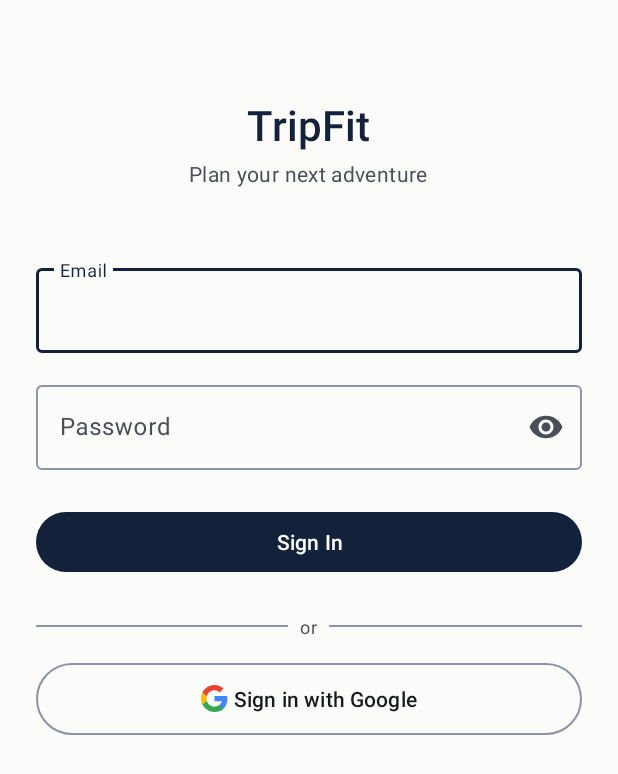
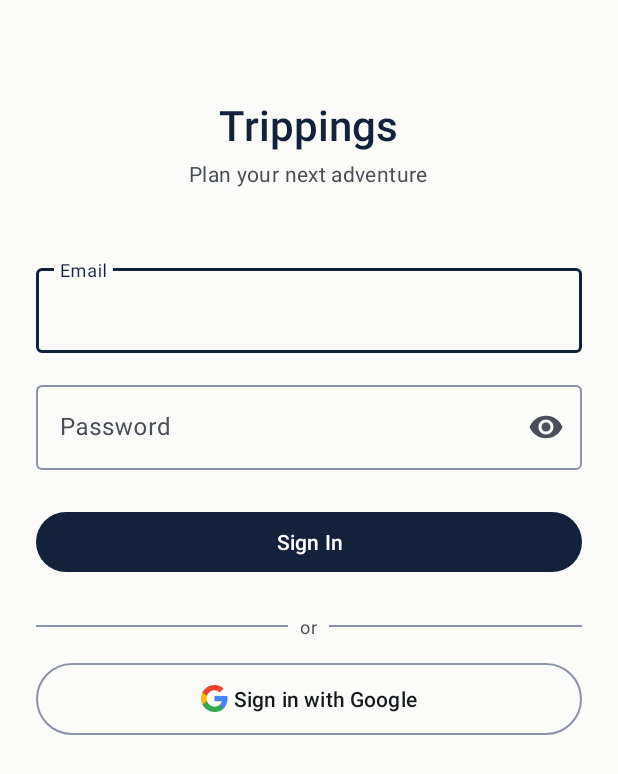
Before and after one commit to Rbndct/TripFit, an Android app: the screen it shows after launch (LoginActivity), on a phone screen of 412 x 824 dp. Shown: the top 774 px of the screen. Run offline under Robolectric (Android 15) with nearby library versions, the phone set to English and light mode, and no system bars; our stand-ins replace Room's generated code.

Commit message:
chore: rename app to Trippings

```diff
--- a/app/src/main/res/values/strings.xml
+++ b/app/src/main/res/values/strings.xml
@@ -1,5 +1,5 @@
 <resources>
-    <string name="app_name">TripFit</string>
+    <string name="app_name">Trippings</string>
 
     <!-- Itinerary screen -->
     <string name="itinerary_title">Tokyo Trip</string>
--- a/settings.gradle.kts
+++ b/settings.gradle.kts
@@ -22,5 +22,5 @@ dependencyResolutionManagement {
     }
 }
 
-rootProject.name = "TripFit"
+rootProject.name = "Trippings"
 include(":app")
```
